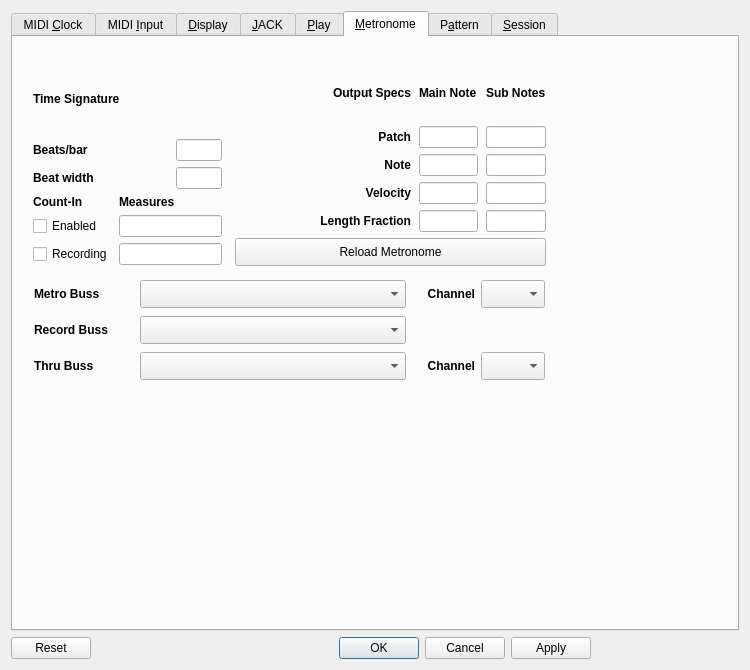
Old version of the form seq_qt5/forms/qseditoptions.ui in the repository ahlstromcj/seq66.
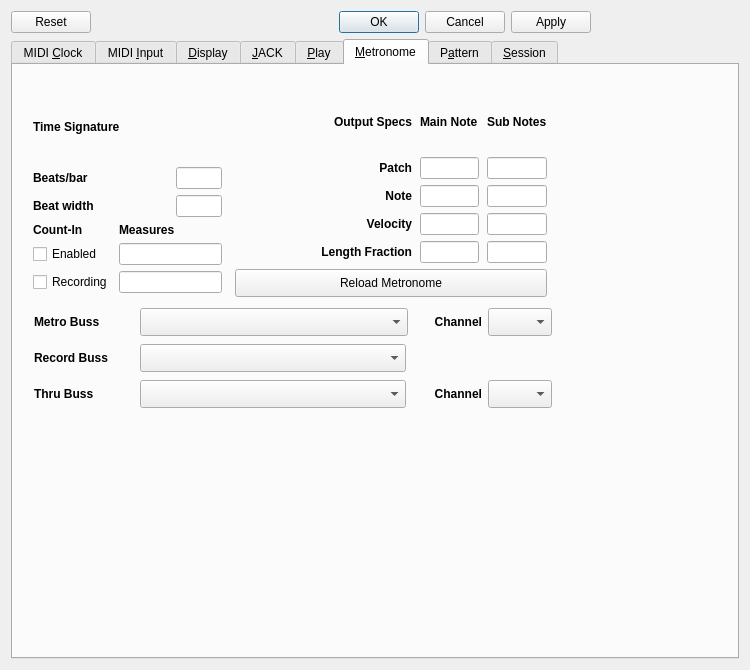
New version of the form. The open tabs and pages were chosen to show the change.

```diff
--- a/seq_qt5/forms/qseditoptions.ui
+++ b/seq_qt5/forms/qseditoptions.ui
@@ -14,6 +14,22 @@
    <string>Preferences</string>
   </property>
   <layout class="QVBoxLayout" name="verticalLayout">
+   <item>
+    <widget class="QDialogButtonBox" name="buttonBoxOptionsDialog">
+     <property name="maximumSize">
+      <size>
+       <width>580</width>
+       <height>16777215</height>
+      </size>
+     </property>
+     <property name="standardButtons">
+      <set>QDialogButtonBox::Apply|QDialogButtonBox::Cancel|QDialogButtonBox::Ok|QDialogButtonBox::Reset</set>
+     </property>
+     <property name="centerButtons">
+      <bool>false</bool>
+     </property>
+    </widget>
+   </item>
    <item>
     <widget class="QTabWidget" name="tabWidget">
      <property name="enabled">
@@ -21,7 +37,6 @@
      </property>
      <property name="font">
       <font>
-       <weight>50</weight>
        <bold>false</bold>
       </font>
      </property>
@@ -2177,7 +2192,6 @@
          <widget class="QLabel" name="label_metro_timesig">
           <property name="font">
            <font>
-            <weight>75</weight>
             <bold>true</bold>
            </font>
           </property>
@@ -2192,7 +2206,6 @@
            <widget class="QLabel" name="label_metro_bpb">
             <property name="font">
              <font>
-              <weight>75</weight>
               <bold>true</bold>
              </font>
             </property>
@@ -2208,7 +2221,6 @@
            <widget class="QLabel" name="label_metro_beat_width">
             <property name="font">
              <font>
-              <weight>75</weight>
               <bold>true</bold>
              </font>
             </property>
@@ -2231,7 +2243,6 @@
             </property>
             <property name="font">
              <font>
-              <weight>75</weight>
               <bold>true</bold>
              </font>
             </property>
@@ -2247,7 +2258,6 @@
             </property>
             <property name="font">
              <font>
-              <weight>75</weight>
               <bold>true</bold>
              </font>
             </property>
@@ -2292,8 +2302,8 @@
         <rect>
          <x>222</x>
          <y>28</y>
-         <width>311</width>
-         <height>201</height>
+         <width>312</width>
+         <height>204</height>
         </rect>
        </property>
        <layout class="QVBoxLayout" name="verticalLayout_4">
@@ -2306,7 +2316,6 @@
            <widget class="QLabel" name="label_output_specs">
             <property name="font">
              <font>
-              <weight>75</weight>
               <bold>true</bold>
              </font>
             </property>
@@ -2322,7 +2331,6 @@
            <widget class="QLabel" name="label_metro_main_note">
             <property name="font">
              <font>
-              <weight>75</weight>
               <bold>true</bold>
              </font>
             </property>
@@ -2335,7 +2343,6 @@
            <widget class="QLabel" name="label_metro_sub_notes">
             <property name="font">
              <font>
-              <weight>75</weight>
               <bold>true</bold>
              </font>
             </property>
@@ -2348,7 +2355,6 @@
            <widget class="QLabel" name="label_metro_patch">
             <property name="font">
              <font>
-              <weight>75</weight>
               <bold>true</bold>
              </font>
             </property>
@@ -2370,7 +2376,6 @@
            <widget class="QLabel" name="label_metro_note">
             <property name="font">
              <font>
-              <weight>75</weight>
               <bold>true</bold>
              </font>
             </property>
@@ -2392,7 +2397,6 @@
            <widget class="QLabel" name="label_metro_velocity">
             <property name="font">
              <font>
-              <weight>75</weight>
               <bold>true</bold>
              </font>
             </property>
@@ -2414,7 +2418,6 @@
            <widget class="QLabel" name="label_metro_length_fraction">
             <property name="font">
              <font>
-              <weight>75</weight>
               <bold>true</bold>
              </font>
             </property>
@@ -2454,7 +2457,7 @@
         <rect>
          <x>21</x>
          <y>241</y>
-         <width>511</width>
+         <width>518</width>
          <height>105</height>
         </rect>
        </property>
@@ -2471,7 +2474,6 @@
             </property>
             <property name="font">
              <font>
-              <weight>75</weight>
               <bold>true</bold>
              </font>
             </property>
@@ -2500,7 +2502,6 @@
            <widget class="QLabel" name="label_metro_channel">
             <property name="font">
              <font>
-              <weight>75</weight>
               <bold>true</bold>
              </font>
             </property>
@@ -2542,7 +2543,6 @@
             </property>
             <property name="font">
              <font>
-              <weight>75</weight>
               <bold>true</bold>
              </font>
             </property>
@@ -2594,7 +2594,6 @@
             </property>
             <property name="font">
              <font>
-              <weight>75</weight>
               <bold>true</bold>
              </font>
             </property>
@@ -2623,7 +2622,6 @@
            <widget class="QLabel" name="label_metro_thru_channel">
             <property name="font">
              <font>
-              <weight>75</weight>
               <bold>true</bold>
              </font>
             </property>
@@ -3548,22 +3546,6 @@
      </widget>
     </widget>
    </item>
-   <item>
-    <widget class="QDialogButtonBox" name="buttonBoxOptionsDialog">
-     <property name="maximumSize">
-      <size>
-       <width>580</width>
-       <height>16777215</height>
-      </size>
-     </property>
-     <property name="standardButtons">
-      <set>QDialogButtonBox::Apply|QDialogButtonBox::Cancel|QDialogButtonBox::Ok|QDialogButtonBox::Reset</set>
-     </property>
-     <property name="centerButtons">
-      <bool>false</bool>
-     </property>
-    </widget>
-   </item>
   </layout>
  </widget>
  <tabstops>
```
Left out of the diff: 60 changed lines with no effect on the pictures.
